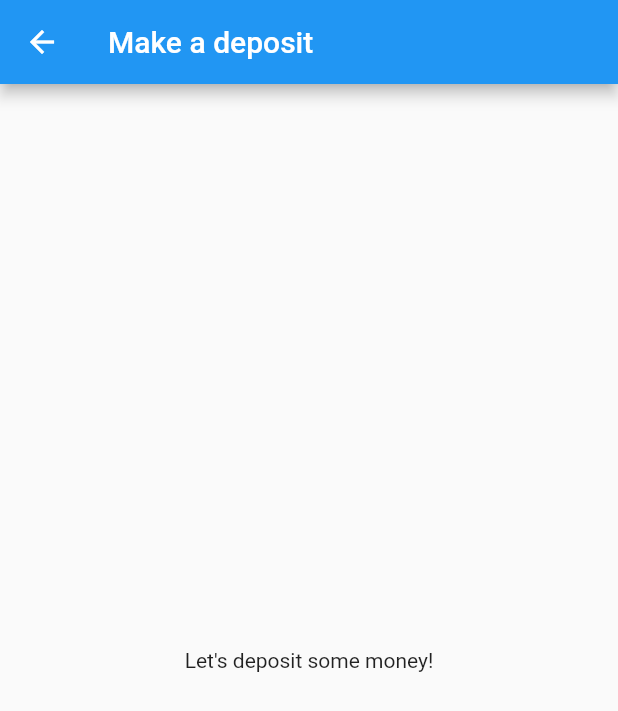
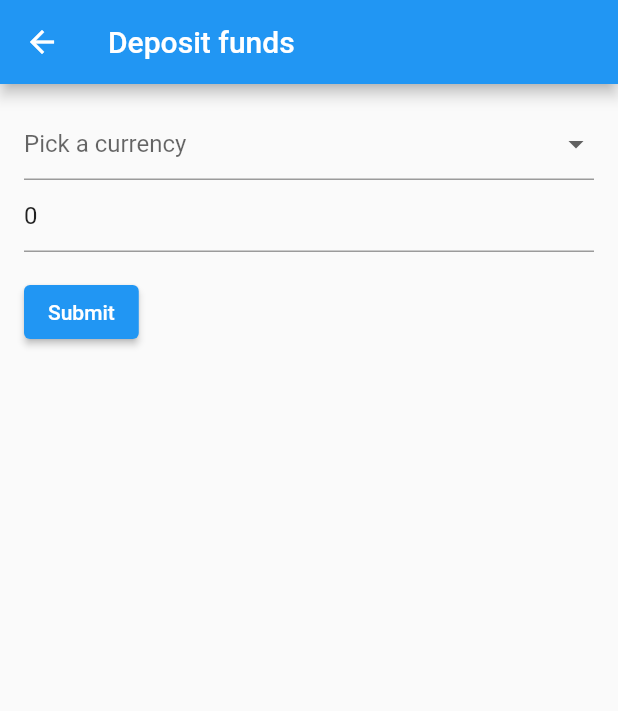
Before and after one commit to kupukctep/exchange, a Flutter app: the screen it shows after launch, after a tap on "Deposit", on a phone screen of 412 x 824 dp. Shown: the top 711 px of the screen. Run offline on Flutter 3.47's test engine with Material 2 defaults, Android fonts, the phone set to English and light mode, and no system bars.

Commit message:
deposit funds

```diff
--- a/exchange_flutter/lib/pages/cash_page.dart
+++ b/exchange_flutter/lib/pages/cash_page.dart
@@ -9,7 +9,7 @@ class CashPage extends StatefulWidget {
 }
 
 class _CashPageState extends State<CashPage> {
-  final int _amount = 0;
+  int _amount = 0;
 
   @override
   Widget build(BuildContext context) {
@@ -27,11 +27,23 @@ class _CashPageState extends State<CashPage> {
                   children: [const Text("EUR"), Text("$_amount")],
                 ),
                 ElevatedButton(
-                    onPressed: () => Navigator.of(context).push(
-                        MaterialPageRoute(
-                            builder: (context) => const DepositPage())),
+                    onPressed: () {
+                      _openAndAwaitDeposit(context);
+                    },
                     child: const Text("Deposit"))
               ],
             )));
   }
+
+  void _openAndAwaitDeposit(BuildContext context) async {
+    final DepositFormValue result = await Navigator.push(
+        context,
+        MaterialPageRoute(
+        builder: (context) => const DepositPage())
+    );
+
+    setState(() {
+      _amount = _amount + result.amount;
+    });
+  }
 }
--- a/exchange_flutter/lib/pages/deposit_page.dart
+++ b/exchange_flutter/lib/pages/deposit_page.dart
@@ -1,15 +1,63 @@
 import 'package:flutter/material.dart';
 
-class DepositPage extends StatelessWidget {
+class DepositPage extends StatefulWidget {
   const DepositPage({Key? key}) : super(key: key);
+
+  @override
+  State<DepositPage> createState() => _DepositPageState();
+}
+
+class DepositFormValue {
+  String? currency;
+  int amount = 0;
+}
+
+class _DepositPageState extends State<DepositPage> {
+  final GlobalKey<FormState> _formKey = GlobalKey<FormState>();
+  final List<DropdownMenuItem<String>> currencyItems = [
+    const DropdownMenuItem(child: Text("USD"), value: "USD"),
+    const DropdownMenuItem(child: Text("EUR"), value: "EUR"),
+  ];
+
+  final DepositFormValue value = DepositFormValue();
 
   @override
   Widget build(BuildContext context) {
     return Scaffold(
-      appBar: AppBar(
-        title: const Text("Make a deposit"),
+      appBar: AppBar(title: const Text("Deposit funds")),
+      body: Form(
+        key: _formKey,
+        child: Padding(
+          padding: const EdgeInsets.all(16.0),
+          child: Column(
+            crossAxisAlignment: CrossAxisAlignment.start,
+            children: [
+              DropdownButtonFormField(
+                  items: currencyItems,
+                  hint: const Text("Pick a currency"),
+                  onChanged: (item) => value.currency = item as String?),
+              TextFormField(
+                keyboardType: TextInputType.number,
+                initialValue: "0",
+                decoration:
+                const InputDecoration(hintText: 'Enter deposit amount'),
+                onChanged: (v) => value.amount = int.tryParse(v) ?? 0,
+              ),
+              Padding(
+                padding: const EdgeInsets.symmetric(vertical: 16.0),
+                child: ElevatedButton(
+                    onPressed: () {
+                      if (_formKey.currentState!.validate()) {
+                        print("${value.amount} ${value.currency}");
+                        Navigator.pop(context, value);
+                      }
+                    },
+                    child: const Text("Submit")),
+              ),
+            ],
+          ),
+        ),
       ),
-      body: const Center(child: Text("Let's deposit some money!")),
     );
   }
 }
```
